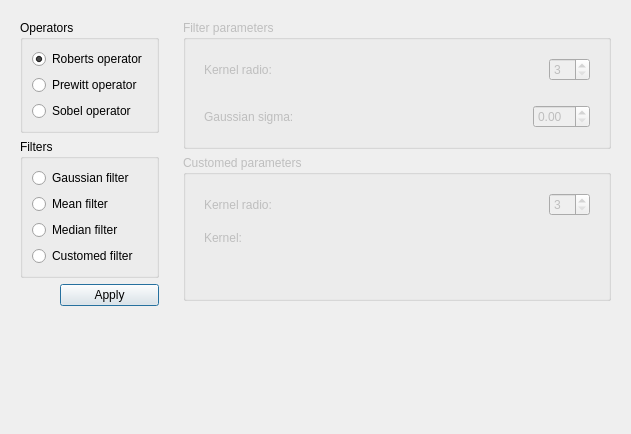
The window that src/FilterDialog.ui (Ovilia/PIP) describes before a commit, drawn with Qt 5.
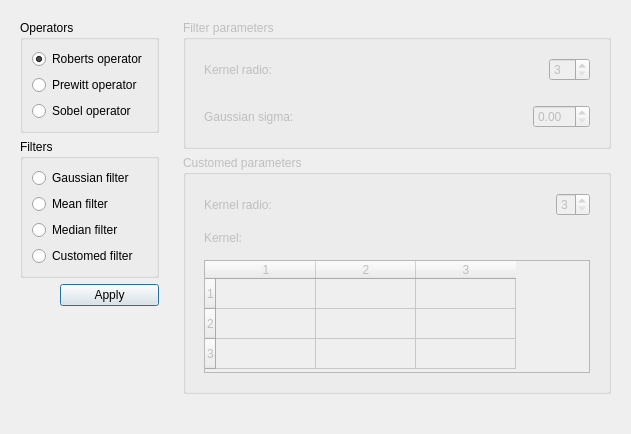
The same window after the commit.

```diff
--- a/src/FilterDialog.ui
+++ b/src/FilterDialog.ui
@@ -10,6 +10,12 @@
     <height>434</height>
    </rect>
   </property>
+  <property name="sizePolicy">
+   <sizepolicy hsizetype="Preferred" vsizetype="Preferred">
+    <horstretch>0</horstretch>
+    <verstretch>0</verstretch>
+   </sizepolicy>
+  </property>
   <property name="windowTitle">
    <string>Dialog</string>
   </property>
@@ -295,7 +301,7 @@
                <number>3</number>
               </property>
               <property name="maximum">
-               <number>49</number>
+               <number>9</number>
               </property>
               <property name="singleStep">
                <number>2</number>
@@ -328,23 +334,33 @@
            </property>
            <layout class="QGridLayout" name="gridLayout">
             <item row="0" column="0">
-             <widget class="QWidget" name="customedKernelWidget" native="true">
-              <layout class="QGridLayout" name="gridLayout_2"/>
+             <widget class="QTableWidget" name="tableWidget">
+              <property name="verticalScrollBarPolicy">
+               <enum>Qt::ScrollBarAsNeeded</enum>
+              </property>
+              <property name="horizontalScrollBarPolicy">
+               <enum>Qt::ScrollBarAsNeeded</enum>
+              </property>
+              <property name="autoScroll">
+               <bool>true</bool>
+              </property>
+              <property name="showGrid">
+               <bool>true</bool>
+              </property>
+              <property name="rowCount">
+               <number>3</number>
+              </property>
+              <property name="columnCount">
+               <number>3</number>
+              </property>
+              <row/>
+              <row/>
+              <row/>
+              <column/>
+              <column/>
+              <column/>
              </widget>
             </item>
-            <item row="0" column="1">
-             <spacer name="horizontalSpacer_6">
-              <property name="orientation">
-               <enum>Qt::Horizontal</enum>
-              </property>
-              <property name="sizeHint" stdset="0">
-               <size>
-                <width>40</width>
-                <height>20</height>
-               </size>
-              </property>
-             </spacer>
-            </item>
            </layout>
           </widget>
          </item>
```
Left out of the diff: 2 changed lines with no effect on the pictures.
